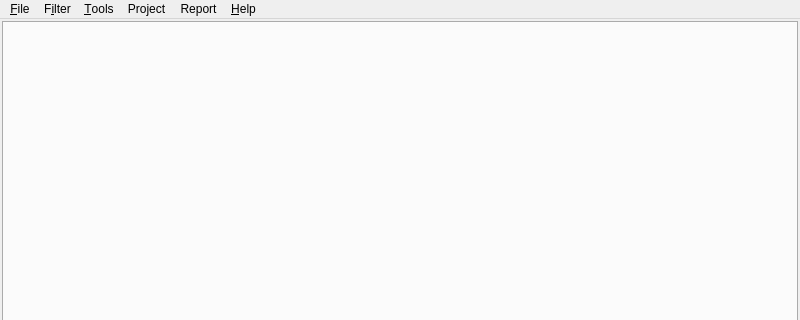
bcolyn/PhotonFinder, file photonfinder/ui/MainWindow.ui: the form before one commit; both pictures show x 0 to 800 and y 0 to 320 of the 800 by 600 pixel window.
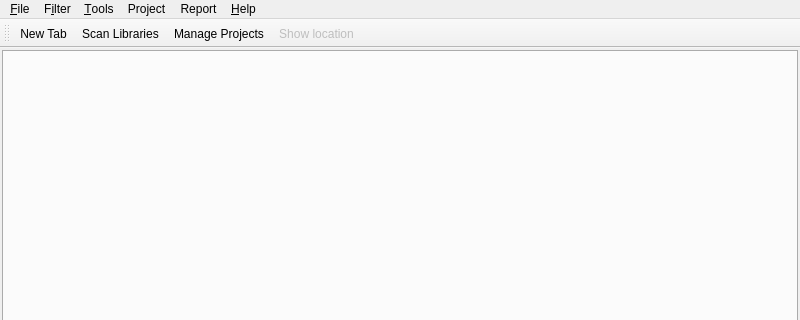
The form after the commit. Icons and pictures are not drawn.

Commit message: Initial toolbar + icons for MainWindow

```diff
--- a/photonfinder/ui/MainWindow.ui
+++ b/photonfinder/ui/MainWindow.ui
@@ -137,6 +137,24 @@
    <addaction name="menu_Help"/>
   </widget>
   <widget class="QStatusBar" name="statusbar"/>
+  <widget class="QToolBar" name="toolBar">
+   <property name="windowTitle">
+    <string>toolBar</string>
+   </property>
+   <property name="toolButtonStyle">
+    <enum>Qt::ToolButtonStyle::ToolButtonTextUnderIcon</enum>
+   </property>
+   <attribute name="toolBarArea">
+    <enum>TopToolBarArea</enum>
+   </attribute>
+   <attribute name="toolBarBreak">
+    <bool>false</bool>
+   </attribute>
+   <addaction name="action_New_Tab"/>
+   <addaction name="action_Scan_Libraries"/>
+   <addaction name="actionManage_Projects"/>
+   <addaction name="actionShow_location"/>
+  </widget>
   <action name="action_View_Log">
    <property name="text">
     <string>View &amp;Log</string>
```
Left out of the diff: 23 changed lines with no effect on the pictures. The commit also changes 2 other files.
